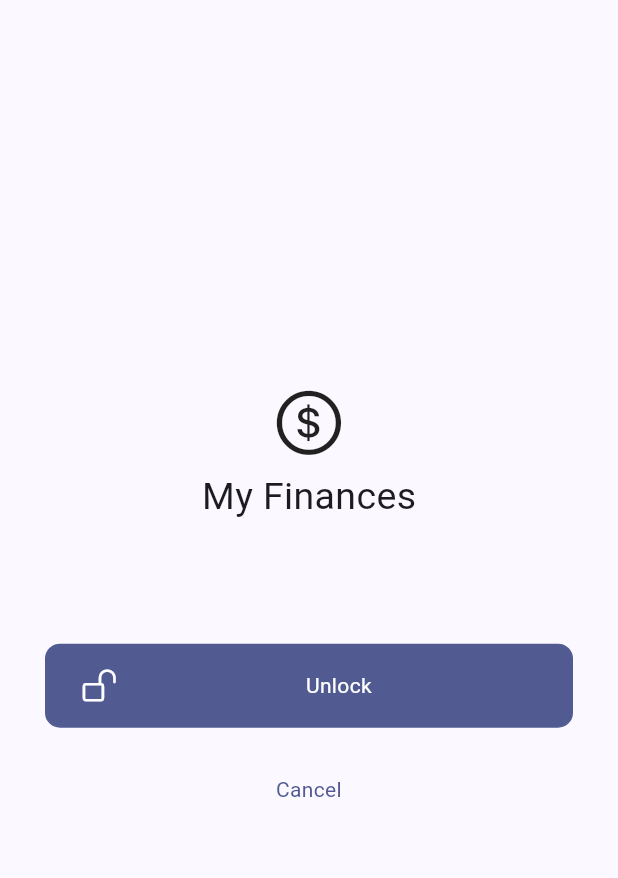
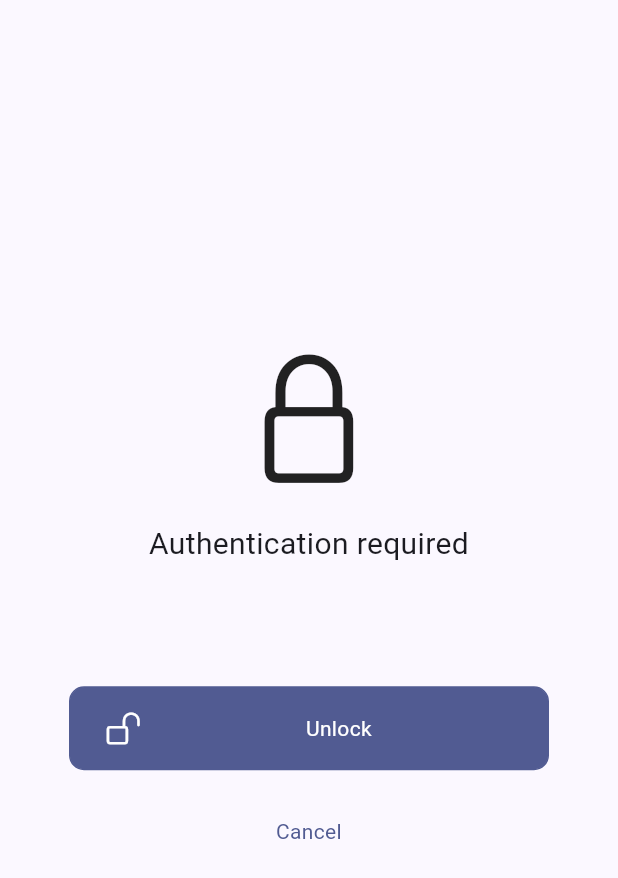
Before and after one commit to eduardoazvd17/my_finances, a Flutter app: the AuthOverlayView screen opened directly, on a phone screen of 412 x 824 dp. Shown: the top 878 px of the screen. Run offline on Flutter 3.47's test engine with Material 2 defaults, Android fonts, the light colour scheme and no system bars; our stand-ins replace cloud_firestore, firebase_core, flutter_animate, get, localization, shared_preferences; missing offline and left inert: credentials_manager; accounts and stored records are empty.

Commit message:
changing auth overlay icon and text

```diff
--- a/lib/i18n/en_US.json
+++ b/lib/i18n/en_US.json
@@ -5,6 +5,8 @@
     "settings-text": "Settings",
     "cannot-enable-biometrics-text": "Enable biometrics in the settings of your device.",
     "logout-confirmation-text": "Do you really want to logout?",
+    "error-text": "Error",
+    "auth-required-text": "Authentication required",
     "login-email-label": "Email:",
     "login-email-hint": "Enter your email here...",
     "login-password-label": "Password:",
@@ -29,7 +31,6 @@
     "continue-as-button": "Continue as %s",
     "unlock-button": "Unlock",
     "cancel-button": "Cancel",
-    "error-text": "Error",
     "generic-error": "There was a problem communicating with our servers, please try again in a moment.",
     "incorrect-email": "There is no account associated with this email address.",
     "incorrect-password": "The password entered is incorrect.",
--- a/lib/i18n/es_ES.json
+++ b/lib/i18n/es_ES.json
@@ -5,6 +5,8 @@
     "settings-text": "Configuración",
     "cannot-enable-biometrics-text": "Habilite una configuración biométrica de su dispositivo.",
     "logout-confirmation-text": "¿Realmente quieres cerrar sesión?",
+    "error-text": "Error",
+    "auth-required-text": "Se requiere autenticación",
     "login-email-label": "Correo electrónico:",
     "login-email-hint": "Ingrese su correo electrónico aquí...",
     "login-password-label": "Contraseña:",
@@ -29,7 +31,6 @@
     "continue-as-button": "Continuar como %s",
     "unlock-button": "Desbloquear",
     "cancel-button": "Cancelar",
-    "error-text": "Error",
     "generic-error": "Hubo un problema al comunicarse con nuestros servidores, intente nuevamente en un momento.",
     "incorrect-email": "No hay ninguna cuenta asociada con esta dirección de correo electrónico.",
     "incorrect-password": "La contraseña ingresada es incorrecta.",
--- a/lib/i18n/pt_BR.json
+++ b/lib/i18n/pt_BR.json
@@ -5,6 +5,8 @@
     "settings-text": "Configurações",
     "cannot-enable-biometrics-text": "Habilite a biometria nas configuraçoes do seu dispositivo.",
     "logout-confirmation-text": "Deseja realmente sair?",
+    "error-text": "Erro",
+    "auth-required-text": "Autenticação necessária",
     "login-email-label": "E-mail:",
     "login-email-hint": "Digite seu e-mail aqui...",
     "login-password-label": "Senha:",
@@ -29,7 +31,6 @@
     "continue-as-button": "Continuar como %s",
     "unlock-button": "Desbloquear",
     "cancel-button": "Cancelar",
-    "error-text": "Erro",
     "generic-error": "Ocorreu um problema de comunicação com os nossos servidores, tente novamente em alguns instantes.",
     "incorrect-email": "Não existe uma conta associada a este endereço de e-mail.",
     "incorrect-password": "A senha inserida está incorreta.",
--- a/lib/src/core/presentation/views/auth_overlay_view.dart
+++ b/lib/src/core/presentation/views/auth_overlay_view.dart
@@ -3,7 +3,6 @@ import 'package:flutter/material.dart';
 import 'package:localization/localization.dart';
 
 import '../controllers/app_controller.dart';
-import '../widgets/app_logo.dart';
 import '../widgets/button_widget.dart';
 
 class AuthOverlayView extends StatelessWidget {
@@ -12,13 +11,27 @@ class AuthOverlayView extends StatelessWidget {
   @override
   Widget build(BuildContext context) {
     return Scaffold(
-      body: Center(
+      body: Padding(
+        padding: const EdgeInsets.symmetric(horizontal: 16.0),
+        child: Center(
           child: Column(
             mainAxisAlignment: MainAxisAlignment.center,
             children: [
-            const Padding(
-              padding: EdgeInsets.only(bottom: 80),
-              child: AppLogo(verticalAlign: true),
+              Padding(
+                padding: const EdgeInsets.only(bottom: 80),
+                child: Column(
+                  children: [
+                    const Icon(CupertinoIcons.lock, size: 100),
+                    Padding(
+                      padding: const EdgeInsets.only(top: 20),
+                      child: Text(
+                        'auth-required-text'.i18n(),
+                        textAlign: TextAlign.center,
+                        style: const TextStyle(fontSize: 20),
+                      ),
+                    ),
+                  ],
+                ),
               ),
               Column(
                 children: [
@@ -42,8 +55,8 @@ class AuthOverlayView extends StatelessWidget {
                     ),
                   ),
                   Padding(
-                  padding:
-                      const EdgeInsets.symmetric(vertical: 15, horizontal: 30),
+                    padding: const EdgeInsets.symmetric(
+                        vertical: 15, horizontal: 30),
                     child: Row(
                       children: [
                         Expanded(
@@ -61,6 +74,7 @@ class AuthOverlayView extends StatelessWidget {
             ],
           ),
         ),
+      ),
     );
   }
 }
```
Lines whose indentation alone changed are shown as unchanged.
